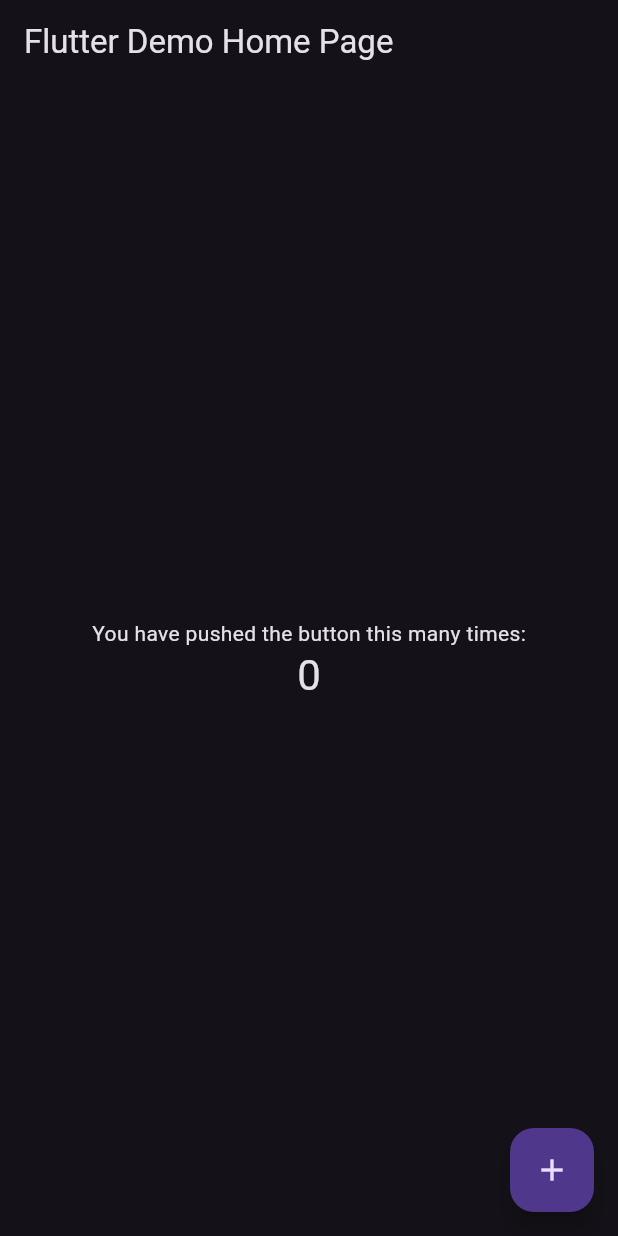
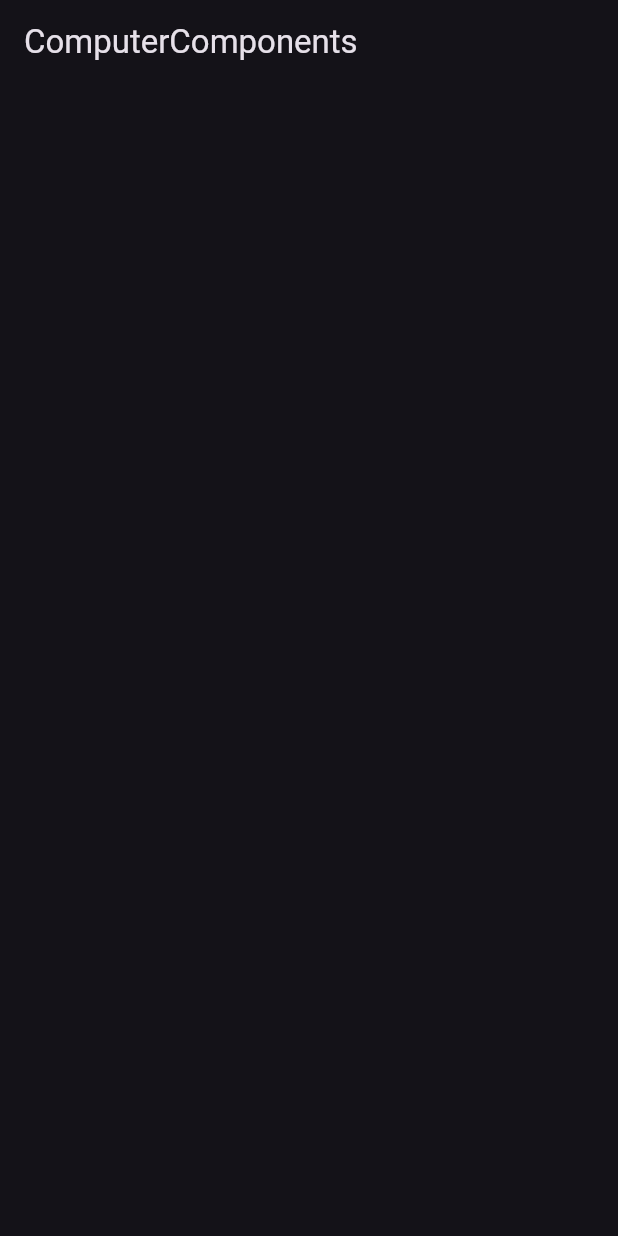
Before and after one commit to vadniks/ComputerComponentsAndroidApp, a Flutter app: the screen it shows after launch, on a phone screen of 412 x 824 dp. Run offline on Flutter 3.47's test engine with Material 2 defaults, Android fonts, the phone set to English and light mode, and no system bars.

```diff
--- /dev/null
+++ b/lib/consts.dart
@@ -0,0 +1,2 @@
+
+const appName = 'ComputerComponents';
--- a/lib/main.dart
+++ b/lib/main.dart
@@ -1,65 +1,21 @@
+
 import 'package:flutter/material.dart';
+import 'consts.dart';
+import 'widget/homePage.dart';
 
 void main() {
-  runApp(const MyApp());
+  runApp(const App());
 }
 
-class MyApp extends StatelessWidget {
-  const MyApp({super.key});
+class App extends StatelessWidget {
+  const App({super.key});
 
   @override
   Widget build(BuildContext context) {
     return MaterialApp(
-      title: 'Flutter Demo',
+      debugShowCheckedModeBanner: false,
       theme: ThemeData.dark(useMaterial3: true),
-      home: const MyHomePage(title: 'Flutter Demo Home Page'),
+      home: const HomePage(),
     );
   }
 }
-
-class MyHomePage extends StatefulWidget {
-  const MyHomePage({super.key, required this.title});
-
-  final String title;
-
-  @override
-  State<MyHomePage> createState() => _MyHomePageState();
-}
-
-class _MyHomePageState extends State<MyHomePage> {
-  int _counter = 0;
-
-  void _incrementCounter() {
-    setState(() {
-      _counter++;
-    });
-  }
-
-  @override
-  Widget build(BuildContext context) {
-    return Scaffold(
-      appBar: AppBar(
-        title: Text(widget.title),
-      ),
-      body: Center(
-        child: Column(
-          mainAxisAlignment: MainAxisAlignment.center,
-          children: <Widget>[
-            const Text(
-              'You have pushed the button this many times:',
-            ),
-            Text(
-              '$_counter',
-              style: Theme.of(context).textTheme.headlineMedium,
-            ),
-          ],
-        ),
-      ),
-      floatingActionButton: FloatingActionButton(
-        onPressed: _incrementCounter,
-        tooltip: 'Increment',
-        child: const Icon(Icons.add),
-      ),
-    );
-  }
-}
--- /dev/null
+++ b/lib/widget/homePage.dart
@@ -0,0 +1,23 @@
+
+import 'package:flutter/material.dart';
+import '../consts.dart';
+
+class HomePage extends StatefulWidget {
+  const HomePage({super.key});
+
+  @override
+  State<HomePage> createState() => _HomePageState();
+}
+
+class _HomePageState extends State<HomePage> {
+
+  @override
+  Widget build(BuildContext context) {
+    return Scaffold(
+      appBar: AppBar(title: const Text(appName)),
+      body: Column(children: [
+
+      ])
+    );
+  }
+}
```
